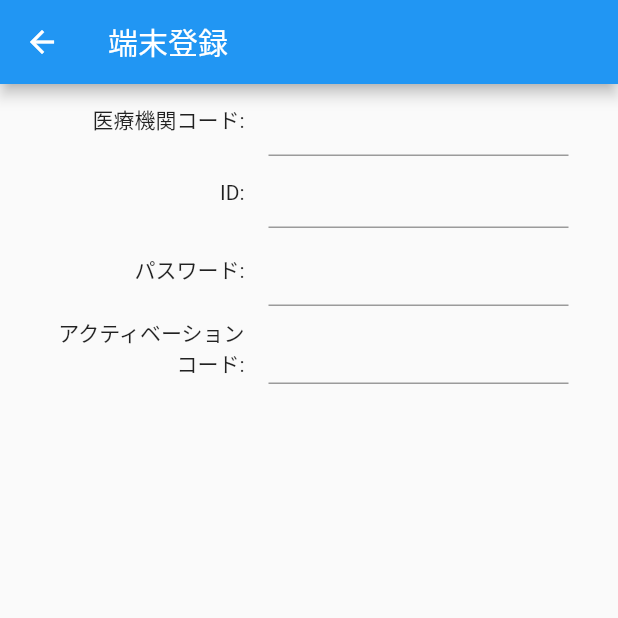
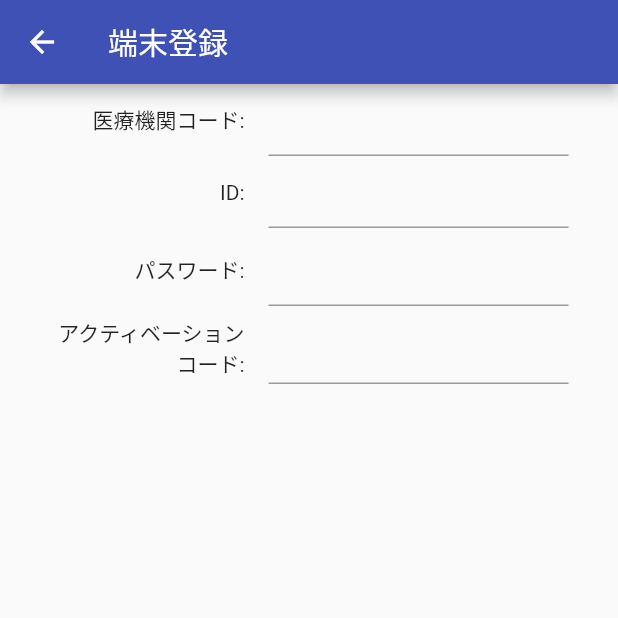
Before and after one commit to tsuyokuro/flutter_test, a Flutter app: the screen it shows after launch, after a tap on "Register Device", on a phone screen of 412 x 824 dp, the top half of it. Run offline on Flutter 3.47's test engine with Material 2 defaults, Android fonts, the phone set to English and light mode, and no system bars; our stand-ins replace flutter_riverpod.

Commit message:
Add const.dart

```diff
--- /dev/null
+++ b/lib/constants/constants.dart
@@ -0,0 +1,18 @@
+import 'package:flutter/material.dart';
+
+class LightMode {
+  static Color textColor = Colors.black26;
+  static Color inputTextLabel = const Color.fromARGB(255, 102, 52, 52);
+  static MaterialColor primarySwatch = Colors.indigo;
+
+  static ButtonStyle buttonStyle = ButtonStyle(
+    backgroundColor: MaterialStateProperty.all(Colors.blue),
+    foregroundColor: MaterialStateProperty.all(Colors.white),
+  );
+
+  static ThemeData appThemeData = ThemeData(
+    primarySwatch: LightMode.primarySwatch,
+  );
+
+  static TextStyle basicTextStyle = TextStyle();
+}
--- a/lib/main.dart
+++ b/lib/main.dart
@@ -2,6 +2,7 @@ import 'package:flutter/material.dart';
 import 'package:flutter_riverpod/flutter_riverpod.dart';
 import "view/register_device_page.dart";
 import "view/pincode_page.dart";
+import "constants/constants.dart";
 
 void main() {
   runApp(const ProviderScope(child: MyApp()));
@@ -15,9 +16,7 @@ class MyApp extends StatelessWidget {
   Widget build(BuildContext context) {
     return MaterialApp(
       title: 'Flutter Test',
-      theme: ThemeData(
-        primarySwatch: Colors.blue,
-      ),
+      theme: LightMode.appThemeData,
       home: const MyHomePage(title: 'Riverpod Test'),
     );
   }
@@ -56,6 +55,7 @@ class MyBody extends StatelessWidget {
                 MaterialPageRoute(
                     builder: (context) => const RegisterDevicePage()));
           },
+          style: LightMode.buttonStyle,
           child: const Text("Register Device")),
       const SizedBox(height: 8),
       ElevatedButton(
```
